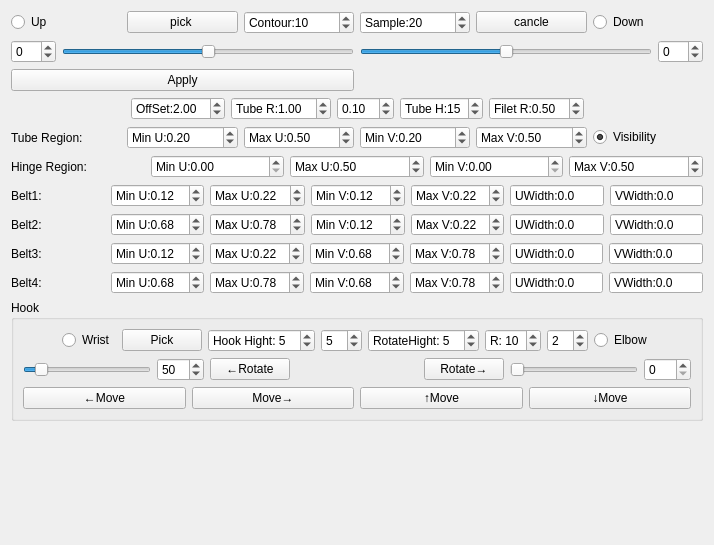
The window that SurfaceFormWidget.ui (lihouxing-sjtu/SurfBuilder) describes before a commit, drawn with Qt 5.
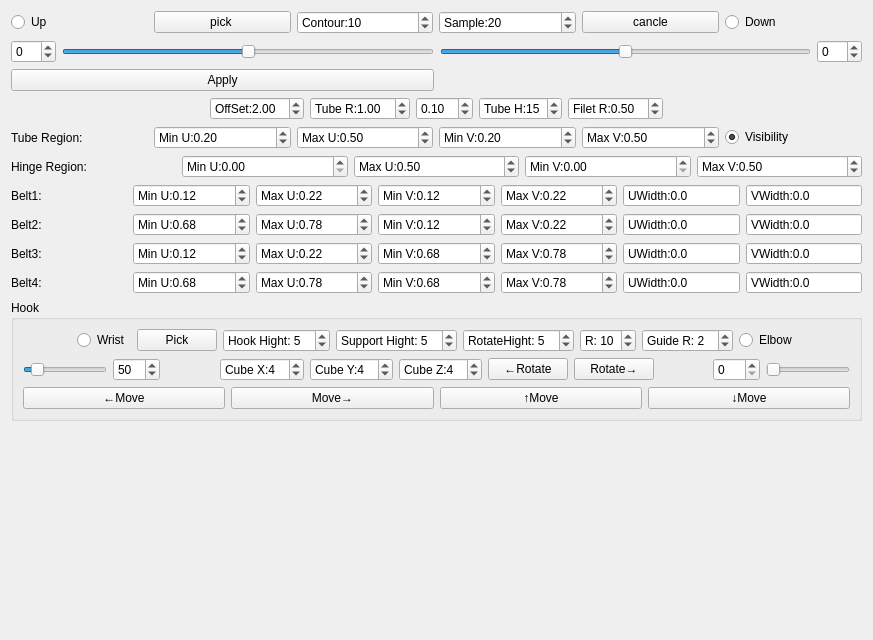
The same window after the commit.

```diff
--- a/SurfaceFormWidget.ui
+++ b/SurfaceFormWidget.ui
@@ -6,10 +6,16 @@
    <rect>
     <x>0</x>
     <y>0</y>
-    <width>714</width>
-    <height>545</height>
+    <width>873</width>
+    <height>640</height>
    </rect>
   </property>
+  <property name="sizePolicy">
+   <sizepolicy hsizetype="Minimum" vsizetype="Minimum">
+    <horstretch>0</horstretch>
+    <verstretch>0</verstretch>
+   </sizepolicy>
+  </property>
   <property name="windowTitle">
    <string>Form</string>
   </property>
@@ -835,6 +841,9 @@
         </item>
         <item>
          <widget class="QSpinBox" name="HookSupportHightSpinBox">
+          <property name="prefix">
+           <string>Support Hight: </string>
+          </property>
           <property name="value">
            <number>5</number>
           </property>
@@ -862,6 +871,9 @@
         </item>
         <item>
          <widget class="QSpinBox" name="HookGuideRadiusSpinBox">
+          <property name="prefix">
+           <string>Guide R: </string>
+          </property>
           <property name="value">
            <number>2</number>
           </property>
@@ -914,6 +926,58 @@
           </property>
          </widget>
         </item>
+        <item>
+         <spacer name="horizontalSpacer_6">
+          <property name="orientation">
+           <enum>Qt::Horizontal</enum>
+          </property>
+          <property name="sizeHint" stdset="0">
+           <size>
+            <width>40</width>
+            <height>20</height>
+           </size>
+          </property>
+         </spacer>
+        </item>
+        <item>
+         <widget class="QSpinBox" name="HookCubeXSpinBox">
+          <property name="prefix">
+           <string>Cube X:</string>
+          </property>
+          <property name="minimum">
+           <number>1</number>
+          </property>
+          <property name="value">
+           <number>4</number>
+          </property>
+         </widget>
+        </item>
+        <item>
+         <widget class="QSpinBox" name="HookCubeYSpinBox">
+          <property name="prefix">
+           <string>Cube Y:</string>
+          </property>
+          <property name="minimum">
+           <number>1</number>
+          </property>
+          <property name="value">
+           <number>4</number>
+          </property>
+         </widget>
+        </item>
+        <item>
+         <widget class="QSpinBox" name="HookCubeZSpinBox">
+          <property name="prefix">
+           <string>Cube Z:</string>
+          </property>
+          <property name="minimum">
+           <number>1</number>
+          </property>
+          <property name="value">
+           <number>4</number>
+          </property>
+         </widget>
+        </item>
         <item>
          <widget class="QPushButton" name="HookRotateLeftButton">
           <property name="text">
@@ -921,19 +985,6 @@
           </property>
          </widget>
         </item>
-        <item>
-         <spacer name="horizontalSpacer_5">
-          <property name="orientation">
-           <enum>Qt::Horizontal</enum>
-          </property>
-          <property name="sizeHint" stdset="0">
-           <size>
-            <width>40</width>
-            <height>20</height>
-           </size>
-          </property>
-         </spacer>
-        </item>
         <item>
          <widget class="QPushButton" name="HookRotateRightButton">
           <property name="text">
@@ -942,14 +993,17 @@
          </widget>
         </item>
         <item>
-         <widget class="QSlider" name="HookRotationSlider">
-          <property name="maximum">
-           <number>360</number>
-          </property>
+         <spacer name="horizontalSpacer_5">
           <property name="orientation">
            <enum>Qt::Horizontal</enum>
           </property>
-         </widget>
+          <property name="sizeHint" stdset="0">
+           <size>
+            <width>40</width>
+            <height>20</height>
+           </size>
+          </property>
+         </spacer>
         </item>
         <item>
          <widget class="QSpinBox" name="HookRotationSpinBox">
@@ -958,6 +1012,16 @@
           </property>
          </widget>
         </item>
+        <item>
+         <widget class="QSlider" name="HookRotationSlider">
+          <property name="maximum">
+           <number>360</number>
+          </property>
+          <property name="orientation">
+           <enum>Qt::Horizontal</enum>
+          </property>
+         </widget>
+        </item>
        </layout>
       </item>
       <item row="2" column="0">
```
